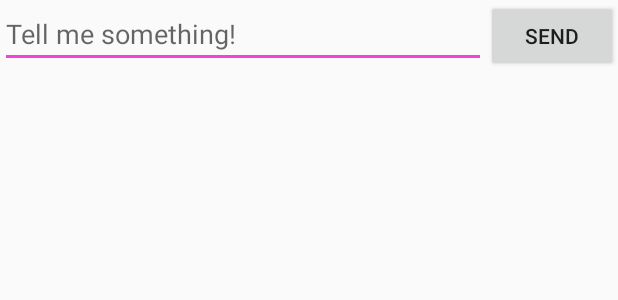
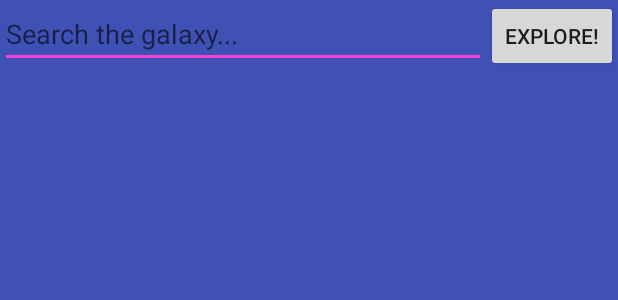
Before and after one commit to cpe305/fall2016-project-paledger, an Android app: the layout activity_main.xml on its own in the app's theme, with its tools: preview values and no code run, on a phone screen of 412 x 824 dp. Shown: the top 300 px of the screen. Run offline under Robolectric (Android 15) with nearby library versions, the phone set to English and light mode, and no system bars.

Commit message:
made some simple changes to background and wording of search box

```diff
--- a/app/src/main/java/com/example/paulaanndroid/myfirstapp/MainActivity.java
+++ b/app/src/main/java/com/example/paulaanndroid/myfirstapp/MainActivity.java
@@ -11,12 +11,11 @@ import static android.provider.AlarmClock.EXTRA_MESSAGE;
 
 class MainActivity extends AppCompatActivity {
 
-	private final static String DARKBLUE = "#3F51B5";
+	//private final static String DARKBLUE = "#3F51B5";
 
     @Override
     protected void onCreate(Bundle savedInstanceState) {
         super.onCreate(savedInstanceState);
-        android:background = DARKBLUE;
         setContentView(R.layout.activity_main);
         //WebView myWebView = (WebView) findViewById(R.id.webview);
         //String data = "<IFRAME SRC='http://server1.sky-map.org/skywindow?ra=00 42 32&de=41 19 53&zoom=4' WIDTH=400 HEIGHT=320' WIDTH=400 HEIGHT=320></IFRAME>";
--- a/app/src/main/res/layout/activity_main.xml
+++ b/app/src/main/res/layout/activity_main.xml
@@ -3,12 +3,14 @@
     xmlns:tools="http://schemas.android.com/tools"
     android:orientation="horizontal"
     android:layout_width="match_parent"
-    android:layout_height="match_parent">
+    android:layout_height="match_parent"
+    android:background="@color/darkBlue" >
     <EditText android:id="@+id/edit_message"
         android:layout_weight="1"
         android:layout_width="0dp"
         android:layout_height="wrap_content"
-        android:hint="@string/edit_message" />
+        android:hint="@string/edit_message"
+        android:textColor="@android:color/white"/>
     <Button
         android:layout_width="wrap_content"
         android:layout_height="wrap_content"
--- a/app/src/main/res/values/colors.xml
+++ b/app/src/main/res/values/colors.xml
@@ -2,5 +2,6 @@
 <resources>
     <color name="colorPrimary">#3F51B5</color>
     <color name="colorPrimaryDark">#2D3A82</color>
+    <color name="darkBlue">#3F51B5</color>
     <color name="colorAccent">#F741D5</color>
 </resources>
--- a/app/src/main/res/values/strings.xml
+++ b/app/src/main/res/values/strings.xml
@@ -1,6 +1,6 @@
 <?xml version="1.0" encoding="utf-8"?>
 <resources>
     <string name="app_name">StarGazin\'</string>
-    <string name="edit_message">Tell me something!</string>
-    <string name="button_send">Send</string>
+    <string name="edit_message">Search the galaxy...</string>
+    <string name="button_send">Explore!</string>
 </resources>
```
